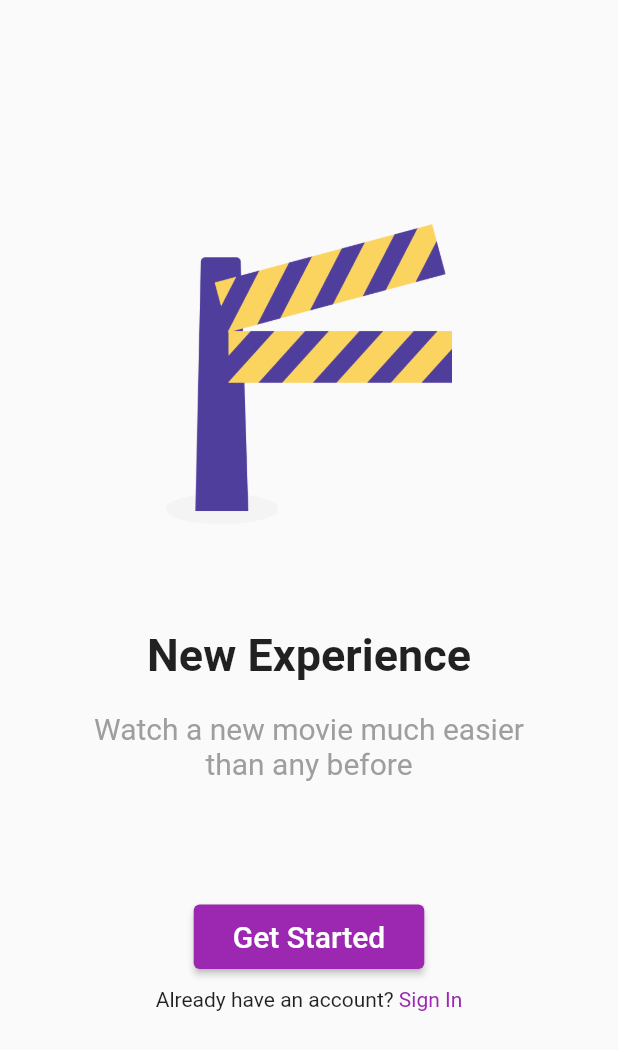
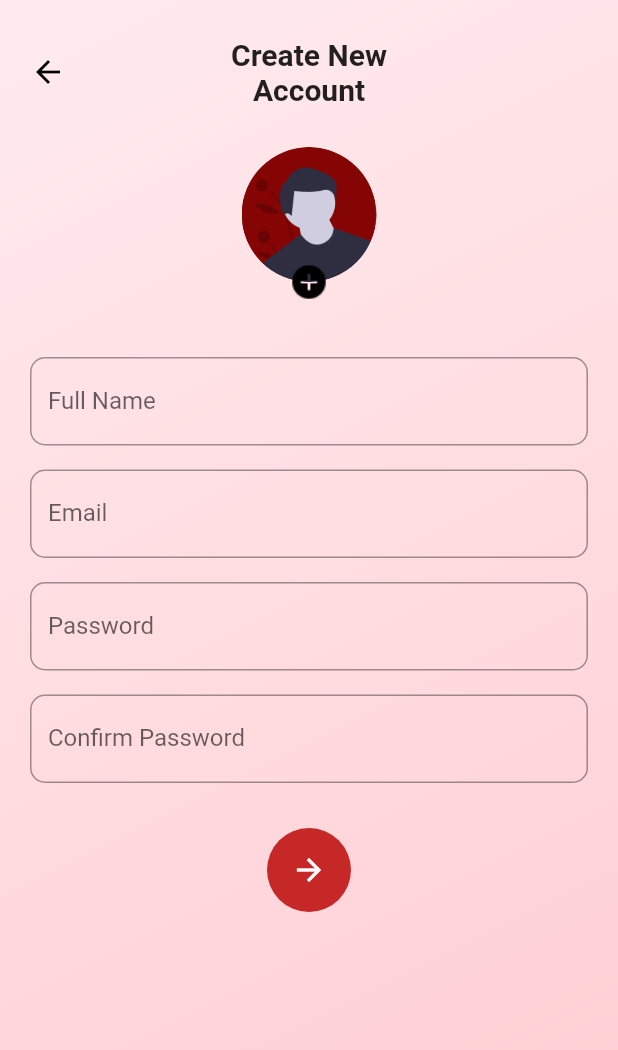
Before and after one commit to rachmanmarjianto/mobileProgramming2021, a Flutter app: the screen it shows after launch, after a tap on "Get Started", on a phone screen of 412 x 824 dp. Shown: the top 1050 px of the screen. Run offline on Flutter 3.47's test engine with Material 2 defaults, Android fonts, the phone set to English and light mode, and no system bars; our stand-ins replace splashscreen.

Commit message:
UTS PEMROGRAMAN MOBILE TEORI Aldy
UTS PEMROGRAMAN MOBILE TEORI
Mochammad Firdaus Rizaldy
151911513042

```diff
--- a/lib/main.dart
+++ b/lib/main.dart
@@ -13,7 +13,7 @@ class MyApp extends StatelessWidget {
     return MaterialApp(
       title: 'Flutter Demo',
       theme: ThemeData(
-        primarySwatch: Colors.blue,
+        primarySwatch: Colors.red,
       ),
       home: SplashScreen(
         seconds: 8,
@@ -26,9 +26,9 @@ class MyApp extends StatelessWidget {
               color: Colors.white
           ),
         ),
-        image: Image.asset('assets/unair_mbkm.png'),
+        image: Image.asset('assets/astronaut.png'),
         photoSize: 100,
-        backgroundColor: Colors.blue,
+        backgroundColor: Colors.red.shade800,
         loaderColor: Colors.white,
       ),
     );
--- a/lib/pages/login.dart
+++ b/lib/pages/login.dart
@@ -1,17 +1,24 @@
 import 'package:flutter/material.dart';
+import 'package:project_uts/pages/sign_up.dart';
 
 class Login extends StatelessWidget{
   @override
   Widget build(BuildContext context) {
     return MaterialApp(
       home: Scaffold(
-        body: Center(
+        body: Container(
+          decoration: BoxDecoration(
+    gradient: LinearGradient(
+      begin: Alignment.topLeft,
+      end: Alignment.bottomRight,
+      colors: [Colors.red.shade50, Colors.red.shade100])
+  ),
           child: Column(
             crossAxisAlignment: CrossAxisAlignment.center,
             mainAxisAlignment: MainAxisAlignment.center,
             children: [
               Image.asset(
-                'assets/logo.png',
+                'assets/home-cinema.png',
                 height: 200,
               ),
               Container(
@@ -39,7 +46,12 @@ class Login extends StatelessWidget{
               Container(
                 padding: EdgeInsets.only(top: 80),
                 child: ElevatedButton(
-                    onPressed: (){},
+                    onPressed: (){
+                      Navigator.push(
+                        context,
+ MaterialPageRoute
+ (builder:(context) => sign_up()));
+                    },
                     child: Container(
                       padding: EdgeInsets.all(10),
                       child: Text(
@@ -50,7 +62,7 @@ class Login extends StatelessWidget{
                       ),
                     ),
                   style: ElevatedButton.styleFrom(
-                    primary: Colors.purple
+                    primary: Colors.red.shade800
                   ),
                 ),
               ),
@@ -68,7 +80,7 @@ class Login extends StatelessWidget{
                     child: Text(
                       "Sign In",
                       style: TextStyle(
-                          color: Colors.purple
+                          color: Colors.red.shade800
                       ),
                     ),
                   )
--- /dev/null
+++ b/lib/pages/sign_up.dart
@@ -0,0 +1,153 @@
+import 'package:flutter/material.dart';
+import 'package:project_uts/pages/login.dart';
+
+class sign_up extends StatelessWidget {
+  @override
+  Widget build(BuildContext context) {
+    return MaterialApp(
+      home: Scaffold(
+        body: Container(
+  decoration: BoxDecoration(
+    gradient: LinearGradient(
+      begin: Alignment.topLeft,
+      end: Alignment.bottomRight,
+      colors: [Colors.red.shade50, Colors.red.shade100])
+  ),
+          padding: EdgeInsets.symmetric(horizontal: 20),
+          child: ListView(
+            children: <Widget>[
+              Column(
+                children: <Widget>[
+                  Container(
+                    margin: EdgeInsets.only(top: 20, bottom: 22),
+                    height: 56,
+                    child: Stack(
+                      children: <Widget>[
+                        Align(
+                          alignment: Alignment.centerLeft,
+                          child: GestureDetector(
+                            onTap: () {
+                      Navigator.push(
+                        context,
+ MaterialPageRoute
+ (builder:(context) => Login()));
+                    },
+                            child: Icon(
+                              Icons.arrow_back,
+                              color: Colors.black,
+                            ),
+                          ),
+                        ),
+                        Center(
+                          child: Text(
+                            "Create New\nAccount",
+                            style: new TextStyle(fontSize: 20,fontWeight: FontWeight.bold),
+                            textAlign: TextAlign.center,
+                          ),
+                        )
+                      ],
+                    ),
+                  ),
+                  Container(
+                    height: 104,
+                    width: 90,
+                    child: Stack(
+                      children: <Widget>[
+                        Container(
+                          height: 90,
+                          width: 90,
+                          decoration: BoxDecoration(
+                              shape: BoxShape.circle,
+                              image: DecorationImage(
+                                  fit: BoxFit.cover,
+                                  image:
+                                       AssetImage("assets/male-avatar.png")
+                                          )
+                      ),
+                        ),
+                        Align(
+                          alignment: Alignment.bottomCenter,
+                          child: GestureDetector(
+                            onTap: () async {
+
+                              //setState(() {});
+                            },
+                            child: Container(
+                              height: 28,
+                              width: 28,
+                              decoration: BoxDecoration(
+                                  shape: BoxShape.circle,
+                                  image: DecorationImage(
+                                      image: AssetImage(
+                                          "assets/icons8-add-30.png",
+                                          ))),
+                            ),
+                          ),
+                        )
+                      ],
+                    ),
+                  ),
+                  SizedBox(
+                    height: 36,
+                  ),
+                  TextField(
+                    decoration: InputDecoration(
+                        border: OutlineInputBorder(
+                            borderRadius: BorderRadius.circular(10)),
+                        labelText: "Full Name",
+                        hintText: "Full Name"),
+                  ),
+                  SizedBox(
+                    height: 16,
+                  ),
+                  TextField(
+                    decoration: InputDecoration(
+                        border: OutlineInputBorder(
+                            borderRadius: BorderRadius.circular(10)),
+                        labelText: "Email",
+                        hintText: "Email"),
+                  ),
+                  SizedBox(
+                    height: 16,
+                  ),
+                  TextField(
+                    obscureText: true,
+                    decoration: InputDecoration(
+                        border: OutlineInputBorder(
+                            borderRadius: BorderRadius.circular(10)),
+                        labelText: "Password",
+                        hintText: "Password"),
+                  ),
+                  SizedBox(
+                    height: 16,
+                  ),
+                  TextField(
+
+                    obscureText: true,
+                    decoration: InputDecoration(
+                        border: OutlineInputBorder(
+                            borderRadius: BorderRadius.circular(10)),
+                        labelText: "Confirm Password",
+                        hintText: "Confirm Password"),
+                  ),
+                  SizedBox(
+                    height: 30,
+                  ),
+                  FloatingActionButton(
+                    child: Icon(Icons.arrow_forward),
+                    backgroundColor: Colors.red.shade800,
+
+                    elevation: 0,
+                    onPressed: () {
+
+                    },
+                  )
+                ],
+              )
+            ],
+          ),
+        ),
+
+    ),);
+  }
+}
```
Also changed, not shown: assets/astronaut.png (added), assets/home-cinema.png (added), assets/icons8-add-30.png (added), assets/male-avatar.png (added), pubspec.lock, 1 other file.
